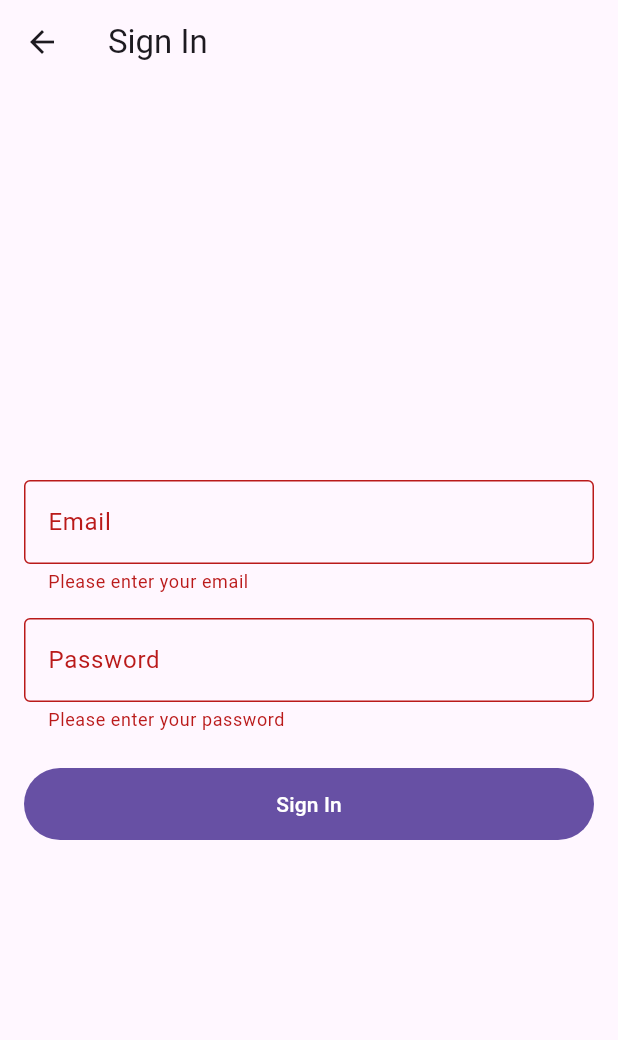
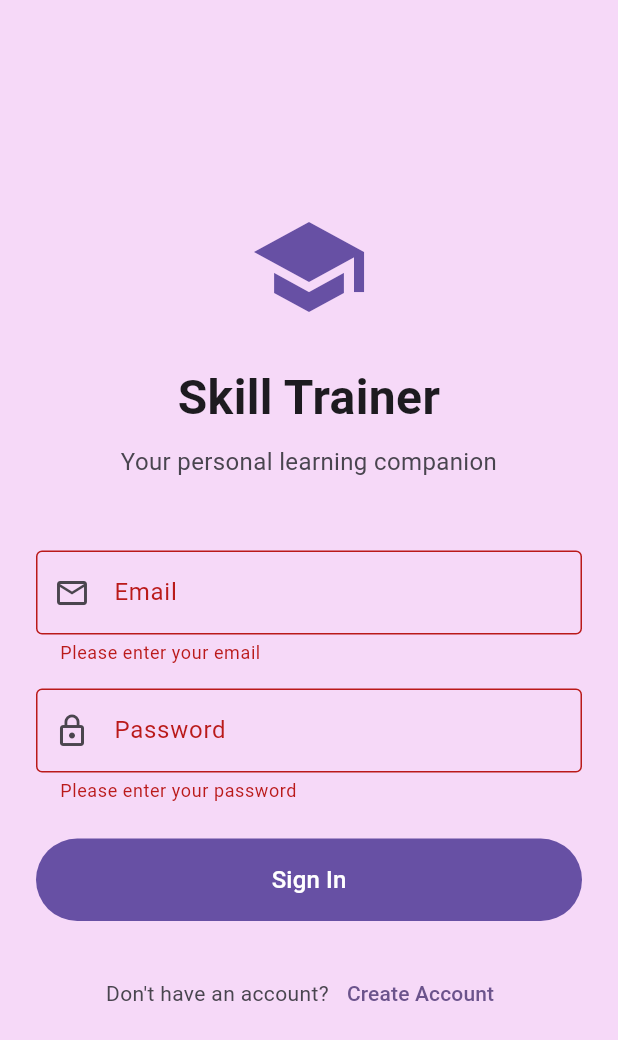
Before and after one commit to henraye/4750_skill_trainer_app, a Flutter app: the SignInScreen screen opened directly, after a tap on "Sign In", on a phone screen of 412 x 824 dp. Shown: the top 1040 px of the screen. Run offline on Flutter 3.47's test engine with Material 3 defaults, Android fonts, the phone set to English and light mode, and no system bars; our stand-ins replace cloud_firestore, firebase_auth, firebase_core, flutter_dotenv, shared_preferences; accounts and stored records are empty.

Commit message:
added mandatory login

```diff
--- a/app/lib/screens/auth/sign_in_screen.dart
+++ b/app/lib/screens/auth/sign_in_screen.dart
@@ -1,5 +1,6 @@
 import 'package:flutter/material.dart';
-import '../../services/auth_service.dart';
+import 'package:firebase_auth/firebase_auth.dart';
+import 'create_account_screen.dart';
 
 class SignInScreen extends StatefulWidget {
   const SignInScreen({super.key});
@@ -12,8 +13,8 @@ class _SignInScreenState extends State<SignInScreen> {
   final _formKey = GlobalKey<FormState>();
   final _emailController = TextEditingController();
   final _passwordController = TextEditingController();
-  final _authService = AuthService();
   bool _isLoading = false;
+  String? _errorMessage;
 
   @override
   void dispose() {
@@ -23,59 +24,109 @@ class _SignInScreenState extends State<SignInScreen> {
   }
 
   Future<void> _signIn() async {
-    if (_formKey.currentState!.validate()) {
-      setState(() => _isLoading = true);
+    if (!_formKey.currentState!.validate()) return;
+
+    setState(() {
+      _isLoading = true;
+      _errorMessage = null;
+    });
+
     try {
-        final user = await _authService.signInWithEmailAndPassword(
-          _emailController.text.trim(),
-          _passwordController.text,
+      await FirebaseAuth.instance.signInWithEmailAndPassword(
+        email: _emailController.text.trim(),
+        password: _passwordController.text,
       );
-
-        if (mounted && user != null) {
-          // Pop back to root and switch to profile tab
-          Navigator.of(context).popUntil((route) => route.isFirst);
+    } on FirebaseAuthException catch (e) {
+      setState(() {
+        _errorMessage = _getErrorMessage(e.code);
+      });
+    } catch (e) {
+      setState(() {
+        _errorMessage = 'An unexpected error occurred. Please try again.';
+      });
+    } finally {
       if (mounted) {
-            ScaffoldMessenger.of(context).showSnackBar(
-              const SnackBar(content: Text('Signed in successfully')),
-            );
+        setState(() {
+          _isLoading = false;
+        });
       }
     }
-      } catch (e) {
-        if (mounted) {
-          ScaffoldMessenger.of(context).showSnackBar(
-            SnackBar(content: Text(e.toString())),
-          );
   }
-      } finally {
-        if (mounted) setState(() => _isLoading = false);
-      }
+
+  String _getErrorMessage(String code) {
+    switch (code) {
+      case 'user-not-found':
+        return 'No user found with this email.';
+      case 'wrong-password':
+        return 'Wrong password provided.';
+      case 'invalid-email':
+        return 'The email address is not valid.';
+      case 'user-disabled':
+        return 'This account has been disabled.';
+      default:
+        return 'An error occurred during sign in.';
     }
   }
 
   @override
   Widget build(BuildContext context) {
     return Scaffold(
-      appBar: AppBar(
-        title: const Text('Sign In'),
+      backgroundColor: Theme.of(context).colorScheme.background,
+      body: SafeArea(
+        child: Center(
+          child: SingleChildScrollView(
+            padding: const EdgeInsets.all(24.0),
+            child: Column(
+              mainAxisAlignment: MainAxisAlignment.center,
+              crossAxisAlignment: CrossAxisAlignment.stretch,
+              children: [
+                // App Logo/Title
+                const Icon(
+                  Icons.school,
+                  size: 80,
+                  color: Color(0xFF6750A4),
                 ),
-      body: SafeArea(
-        child: Padding(
-          padding: const EdgeInsets.all(16.0),
-          child: Form(
+                const SizedBox(height: 24),
+                const Text(
+                  'Skill Trainer',
+                  textAlign: TextAlign.center,
+                  style: TextStyle(
+                    fontSize: 32,
+                    fontWeight: FontWeight.bold,
+                    color: Color(0xFF1D1B20),
+                  ),
+                ),
+                const SizedBox(height: 8),
+                const Text(
+                  'Your personal learning companion',
+                  textAlign: TextAlign.center,
+                  style: TextStyle(
+                    fontSize: 16,
+                    color: Color(0xFF49454F),
+                  ),
+                ),
+                const SizedBox(height: 48),
+
+                // Sign In Form
+                Form(
                   key: _formKey,
                   child: Column(
-              mainAxisAlignment: MainAxisAlignment.center,
+                    crossAxisAlignment: CrossAxisAlignment.stretch,
                     children: [
                       TextFormField(
                         controller: _emailController,
                         decoration: const InputDecoration(
                           labelText: 'Email',
                           border: OutlineInputBorder(),
+                          prefixIcon: Icon(Icons.email_outlined),
                         ),
                         keyboardType: TextInputType.emailAddress,
                         validator: (value) {
                           if (value == null || value.isEmpty) {
                             return 'Please enter your email';
+                          }
+                          if (!value.contains('@')) {
+                            return 'Please enter a valid email';
                           }
                           return null;
                         },
@@ -86,21 +137,36 @@ class _SignInScreenState extends State<SignInScreen> {
                         decoration: const InputDecoration(
                           labelText: 'Password',
                           border: OutlineInputBorder(),
+                          prefixIcon: Icon(Icons.lock_outline),
                         ),
                         obscureText: true,
                         validator: (value) {
                           if (value == null || value.isEmpty) {
                             return 'Please enter your password';
                           }
+                          if (value.length < 6) {
+                            return 'Password must be at least 6 characters';
+                          }
                           return null;
                         },
                       ),
+                      if (_errorMessage != null) ...[
+                        const SizedBox(height: 16),
+                        Text(
+                          _errorMessage!,
+                          style: const TextStyle(
+                            color: Colors.red,
+                            fontSize: 14,
+                          ),
+                          textAlign: TextAlign.center,
+                        ),
+                      ],
                       const SizedBox(height: 24),
                       FilledButton(
                         onPressed: _isLoading ? null : _signIn,
                         style: FilledButton.styleFrom(
                           backgroundColor: const Color(0xFF6750A4),
-                    minimumSize: const Size(double.infinity, 48),
+                          padding: const EdgeInsets.symmetric(vertical: 16),
                         ),
                         child: _isLoading
                             ? const SizedBox(
@@ -108,9 +174,43 @@ class _SignInScreenState extends State<SignInScreen> {
                                 height: 20,
                                 child: CircularProgressIndicator(
                                   strokeWidth: 2,
+                                  valueColor: AlwaysStoppedAnimation<Color>(
+                                      Colors.white),
                                 ),
                               )
-                      : const Text('Sign In'),
+                            : const Text(
+                                'Sign In',
+                                style: TextStyle(fontSize: 16),
+                              ),
+                      ),
+                    ],
+                  ),
+                ),
+                const SizedBox(height: 24),
+                Row(
+                  mainAxisAlignment: MainAxisAlignment.center,
+                  children: [
+                    const Text(
+                      "Don't have an account?",
+                      style: TextStyle(
+                        color: Color(0xFF49454F),
+                      ),
+                    ),
+                    TextButton(
+                      onPressed: _isLoading
+                          ? null
+                          : () {
+                              Navigator.push(
+                                context,
+                                MaterialPageRoute(
+                                  builder: (context) =>
+                                      const CreateAccountScreen(),
+                                ),
+                              );
+                            },
+                      child: const Text('Create Account'),
+                    ),
+                  ],
                 ),
               ],
             ),
```
Also changed, not shown: app/lib/main.dart (+31 -2 lines), 4 other files. Lines whose indentation alone changed are shown as unchanged.
